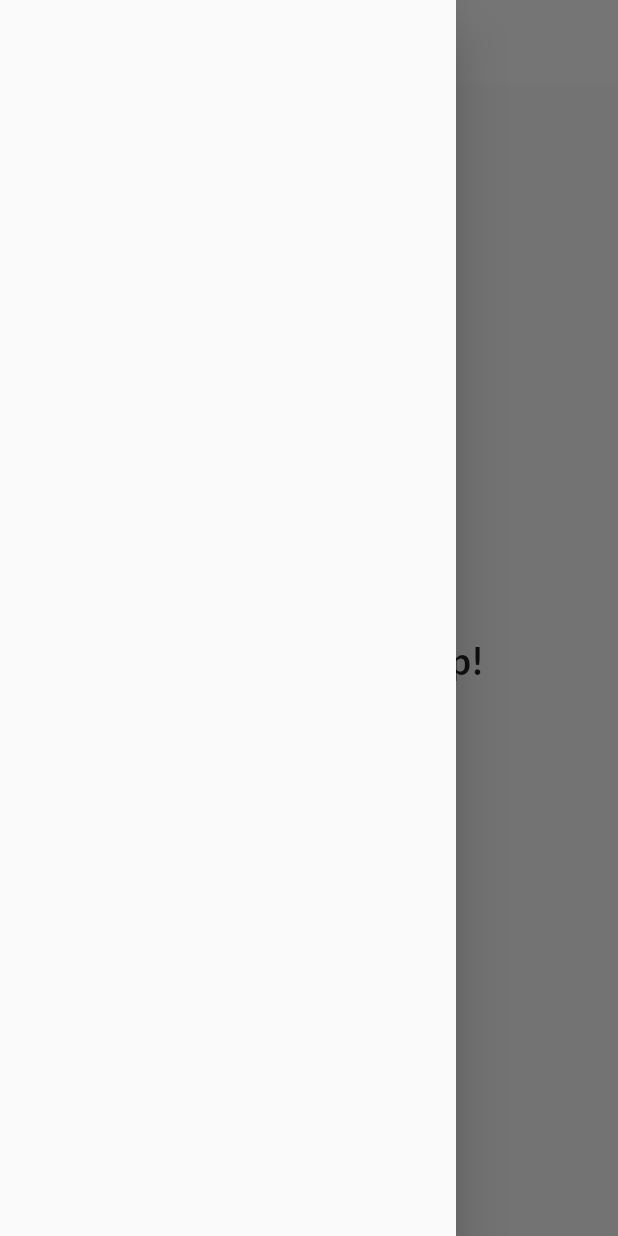
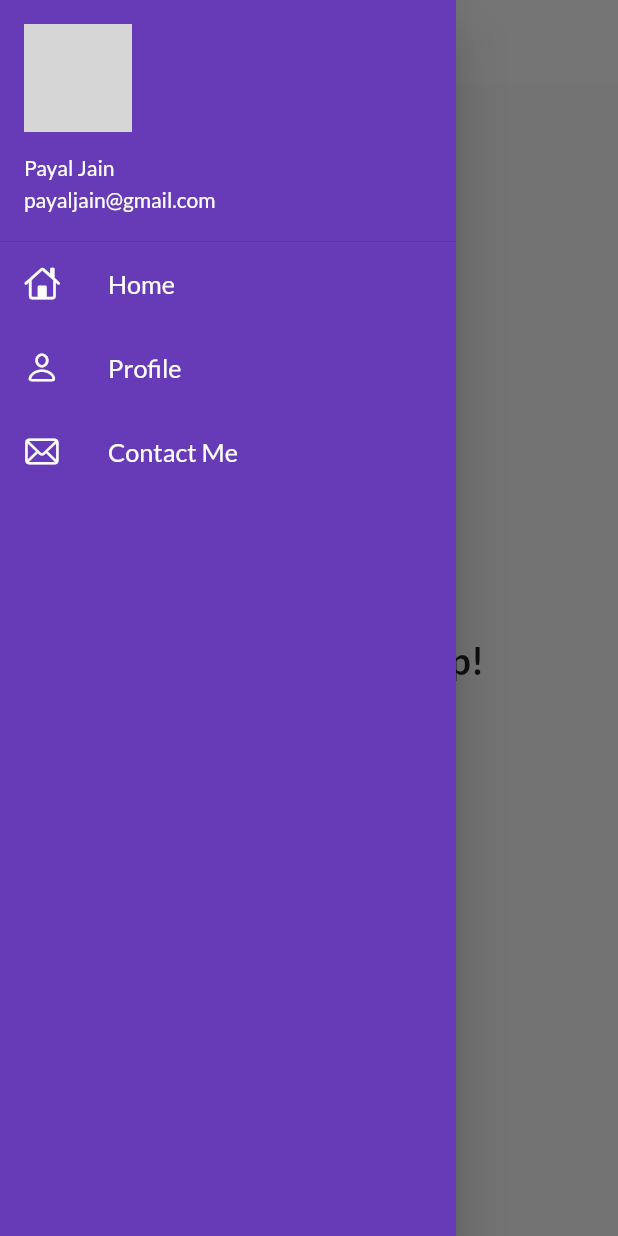
Before and after one commit to paayal-j/catalog, a Flutter app: the screen it shows after launch, with the side drawer open, on a phone screen of 412 x 824 dp. Run offline on Flutter 3.47's test engine with Material 2 defaults, Android fonts, the phone set to English and light mode, and no system bars; our stand-ins replace google_fonts; network calls fail; grey boxes are pictures that could not be loaded.

Commit message:
day8 done

```diff
--- a/lib/pages/home_page.dart
+++ b/lib/pages/home_page.dart
@@ -1,4 +1,6 @@
 import 'package:flutter/material.dart';
+
+import '../widgets/drawer.dart';
 
 class HomePage extends StatelessWidget {
   final int days = 20;
@@ -7,7 +9,13 @@
   Widget build(BuildContext context) {
     return Scaffold(
       appBar: AppBar(
-        title: Text("My Catalog App"),
+        // backgroundColor: Colors.white,
+        // elevation: 0.0,
+        // iconTheme: IconThemeData(color: Colors.black),
+        title: Text(
+          "Book Reseller",
+          //style: TextStyle(color: Colors.black),
+        ),
       ),
       body: Center(
         child: Container(
@@ -19,7 +27,7 @@
           ),
         )),
       ),
-      drawer: Drawer(),
+      drawer: MyDrawer(),
     );
   }
 }
--- /dev/null
+++ b/lib/widgets/drawer.dart
@@ -0,0 +1,73 @@
+import 'package:flutter/cupertino.dart';
+import 'package:flutter/material.dart';
+
+class MyDrawer extends StatelessWidget {
+  const MyDrawer({Key? key}) : super(key: key);
+
+  @override
+  Widget build(BuildContext context) {
+    final imageUrl =
+        "https://storage.googleapis.com/ares-profile-pictures/hd/foodiespoint._-580c0c5778a782a360f4282ff8a7dd40_hd.jpg";
+
+    return Drawer(
+        child: Container(
+      color: Colors.deepPurple,
+      child: ListView(
+        padding: EdgeInsets.zero,
+        children: [
+          DrawerHeader(
+              padding: EdgeInsets.zero,
+              margin: EdgeInsets.zero,
+              child: UserAccountsDrawerHeader(
+                margin: EdgeInsets.zero,
+                accountName: Text("Payal Jain"),
+                accountEmail: Text("payaljain@gmail.com"),
+                //currentAccountPicture: Image.network(imageUrl), for direct rectangle picture
+                currentAccountPicture: CircleAvatar(
+                  backgroundImage: NetworkImage(imageUrl),
+                ),
+              )),
+          ListTile(
+            leading: Icon(
+              CupertinoIcons.home,
+              color: Colors.white,
+            ),
+            title: Text(
+              "Home",
+              textScaleFactor: 1.2,
+              style: TextStyle(
+                color: Colors.white,
+              ),
+            ),
+          ),
+          ListTile(
+            leading: Icon(
+              CupertinoIcons.person,
+              color: Colors.white,
+            ),
+            title: Text(
+              "Profile",
+              textScaleFactor: 1.2,
+              style: TextStyle(
+                color: Colors.white,
+              ),
+            ),
+          ),
+          ListTile(
+            leading: Icon(
+              CupertinoIcons.mail,
+              color: Colors.white,
+            ),
+            title: Text(
+              "Contact Me",
+              textScaleFactor: 1.2,
+              style: TextStyle(
+                color: Colors.white,
+              ),
+            ),
+          ),
+        ],
+      ),
+    ));
+  }
+}
```
Also changed, not shown: lib/books/catalog.dart (added, +27 -0 lines).
